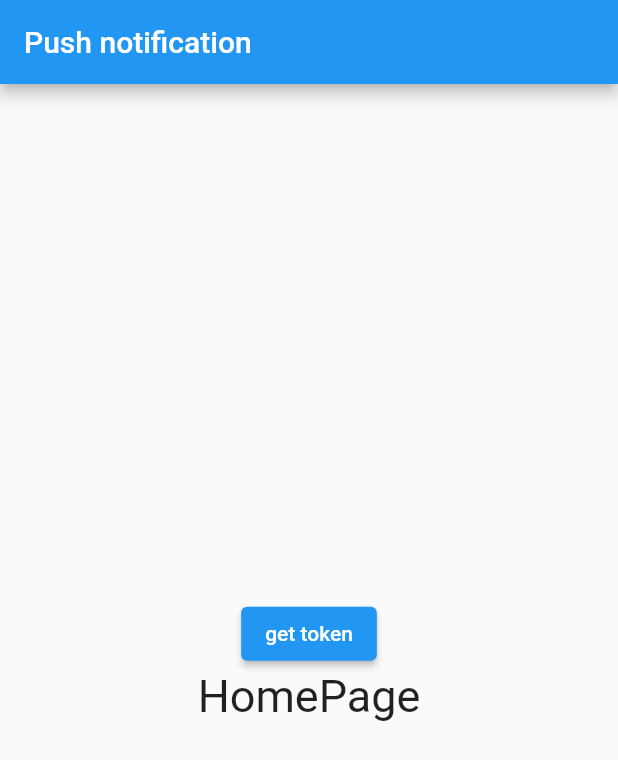
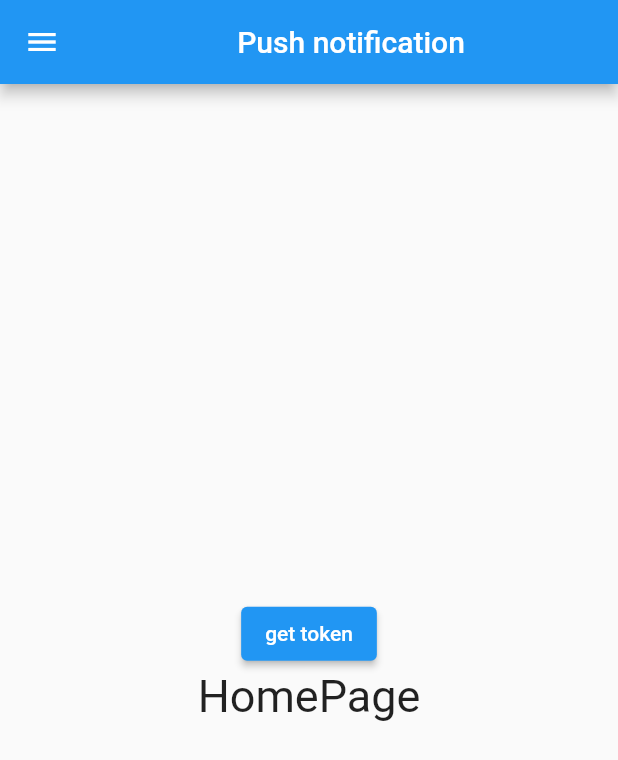
Before and after one commit to Bijosabu/chatHub, a Flutter app: the HomePage screen opened directly, on a phone screen of 412 x 824 dp. Shown: the top 760 px of the screen. Run offline on Flutter 3.47's test engine with Material 2 defaults, Android fonts, the phone set to English and light mode, and no system bars; our stand-ins replace connectivity, firebase_auth, firebase_core, firebase_messaging, flutter_local_notifications, get; missing offline and left inert: app_settings, razorpay_flutter; accounts and stored records are empty.

Commit message:
bug fixes

```diff
--- a/lib/controller/login_or_register_controller.dart
+++ b/lib/controller/login_or_register_controller.dart
@@ -3,7 +3,8 @@ import 'package:get/get.dart';
 class ToggleScreen extends GetxController {
   RxBool showLoginPage = true.obs;
   void toggleScreen() {
-    showLoginPage != showLoginPage;
+    showLoginPage.value =! showLoginPage.value;
+
     print(showLoginPage);
   }
 }
--- a/lib/view/HomePage/home_page.dart
+++ b/lib/view/HomePage/home_page.dart
@@ -1,3 +1,4 @@
+import 'package:firebase_auth/firebase_auth.dart';
 import 'package:flutter/material.dart';
 
 import 'package:litehub/model/Notifications/notification_services.dart';
@@ -18,7 +19,42 @@ class HomePage extends StatelessWidget {
     });
     return Scaffold(
       appBar: AppBar(
-        title: const Text('Push notification'),
+        title: const Center(child: Text('Push notification')),
+      ),
+      drawer: Drawer(
+        child: ListView(
+          children: [
+            const Center(
+                child: Padding(
+              padding: EdgeInsets.only(top: 30),
+              child: Text(
+                'ChatHub',
+                style: TextStyle(
+                    fontSize: 30,
+                    fontWeight: FontWeight.bold,
+                    color: Colors.blue),
+              ),
+            )),
+            const SizedBox(
+              height: 40,
+            ),
+            GestureDetector(
+              onTap: () {
+                FirebaseAuth.instance.signOut();
+              },
+              child: const ListTile(
+                title: Text(
+                  'Logout',
+                  style: TextStyle(
+                      fontSize: 16,
+                      fontWeight: FontWeight.bold,
+                      color: Colors.blue),
+                ),
+                leading: Icon(Icons.logout),
+              ),
+            )
+          ],
+        ),
       ),
       body: Column(
         mainAxisAlignment: MainAxisAlignment.center,
--- a/lib/view/widgets/main_button.dart
+++ b/lib/view/widgets/main_button.dart
@@ -9,6 +9,8 @@ class MainButton extends StatelessWidget {
   Widget build(BuildContext context) {
     return Padding(
       padding: const EdgeInsets.symmetric(horizontal: 10),
+      child: InkWell(
+        onTap: onTap,
         child: Container(
           height: 60,
           decoration: BoxDecoration(
@@ -26,6 +28,7 @@ class MainButton extends StatelessWidget {
             ),
           ),
         ),
+      ),
     );
   }
 }
--- a/pubspec.yaml
+++ b/pubspec.yaml
@@ -29,6 +29,8 @@ environment:
 # versions available, run `flutter pub outdated`.
 dependencies:
   app_settings: ^4.2.0
+  cloud_firestore: ^4.8.2
+  connectivity: ^3.0.6
   cupertino_icons: ^1.0.2
   firebase_auth: ^4.6.3
   firebase_core: ^2.14.0
```
Also changed, not shown: lib/main.dart (+17 -4 lines), lib/model/LoginServices/login_services.dart (+26 -3 lines), lib/view/Authentication/login_or_register_page.dart (+11 -7 lines), lib/view/Authentication/login_page.dart (+27 -5 lines), lib/view/Authentication/register_page.dart (+6 -1 lines), pubspec.lock, 1 other file. Lines whose indentation alone changed are shown as unchanged.
